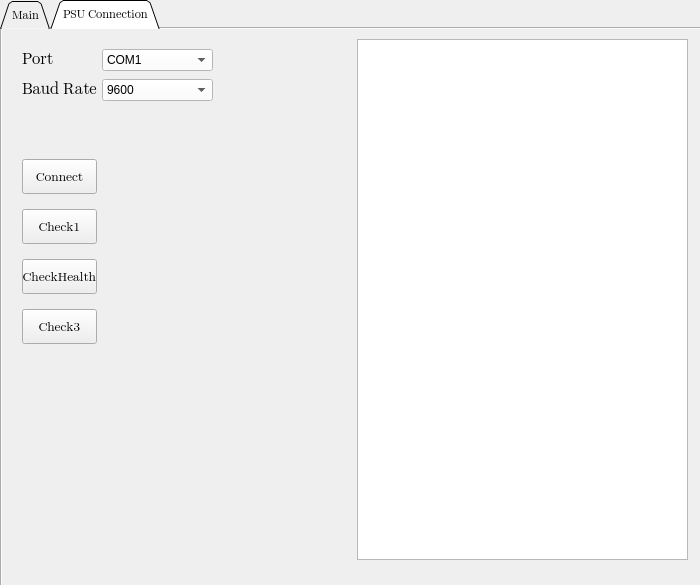
The window that PSC488/mainwindow.ui (Marculonis21/PSC488_source) describes before a commit, drawn with Qt 5.
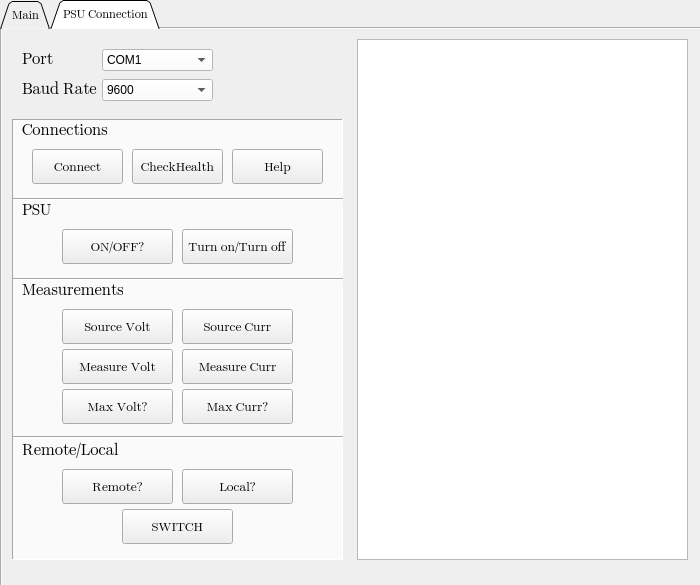
The same window after the commit. Icons and pictures are not drawn. Custom widgets are drawn as their Qt base class.

Commit message:
PSU control buttons added
button layout without functionality

```diff
--- a/PSC488/mainwindow.ui
+++ b/PSC488/mainwindow.ui
@@ -851,82 +851,626 @@
        </property>
       </item>
      </widget>
-     <widget class="QPushButton" name="psu_connectButton">
+     <widget class="QFrame" name="controlsFrame">
       <property name="geometry">
        <rect>
-        <x>20</x>
-        <y>130</y>
-        <width>75</width>
-        <height>35</height>
+        <x>10</x>
+        <y>90</y>
+        <width>331</width>
+        <height>441</height>
        </rect>
       </property>
-      <property name="font">
-       <font>
-        <family>Segoe UI Emoji</family>
-        <pointsize>10</pointsize>
-       </font>
+      <property name="autoFillBackground">
+       <bool>false</bool>
       </property>
-      <property name="text">
-       <string>Connect</string>
+      <property name="styleSheet">
+       <string notr="true">background-color: rgb(250, 250, 250)</string>
       </property>
-     </widget>
-     <widget class="QPushButton" name="psu_checkHealthButton">
-      <property name="geometry">
-       <rect>
-        <x>20</x>
-        <y>230</y>
-        <width>75</width>
-        <height>35</height>
-       </rect>
+      <property name="frameShape">
+       <enum>QFrame::Panel</enum>
       </property>
-      <property name="font">
-       <font>
-        <family>Segoe UI Emoji</family>
-        <pointsize>10</pointsize>
-       </font>
+      <property name="frameShadow">
+       <enum>QFrame::Sunken</enum>
       </property>
-      <property name="text">
-       <string>CheckHealth</string>
+      <property name="lineWidth">
+       <number>1</number>
       </property>
-     </widget>
-     <widget class="QPushButton" name="pushButton_3">
-      <property name="geometry">
-       <rect>
-        <x>20</x>
-        <y>180</y>
-        <width>75</width>
-        <height>35</height>
-       </rect>
+      <property name="midLineWidth">
+       <number>0</number>
       </property>
-      <property name="font">
-       <font>
-        <family>Segoe UI Emoji</family>
-        <pointsize>10</pointsize>
-       </font>
-      </property>
-      <property name="text">
-       <string>Check1</string>
-      </property>
+      <widget class="QLabel" name="label_16">
+       <property name="geometry">
+        <rect>
+         <x>10</x>
+         <y>1</y>
+         <width>101</width>
+         <height>20</height>
+        </rect>
+       </property>
+       <property name="font">
+        <font>
+         <family>Segoe UI Emoji</family>
+         <pointsize>12</pointsize>
+         <underline>false</underline>
+        </font>
+       </property>
+       <property name="text">
+        <string>Connections</string>
+       </property>
+       <property name="textInteractionFlags">
+        <set>Qt::NoTextInteraction</set>
+       </property>
+      </widget>
+      <widget class="QPushButton" name="psu_conn_help">
+       <property name="geometry">
+        <rect>
+         <x>220</x>
+         <y>30</y>
+         <width>91</width>
+         <height>35</height>
+        </rect>
+       </property>
+       <property name="font">
+        <font>
+         <family>Segoe UI Emoji</family>
+         <pointsize>10</pointsize>
+        </font>
+       </property>
+       <property name="styleSheet">
+        <string notr="true">background-color: rgb(238, 238, 238)</string>
+       </property>
+       <property name="text">
+        <string>Help</string>
+       </property>
+       <property name="autoDefault">
+        <bool>false</bool>
+       </property>
+       <property name="default">
+        <bool>false</bool>
+       </property>
+       <property name="flat">
+        <bool>false</bool>
+       </property>
+      </widget>
+      <widget class="QPushButton" name="psu_conn_connect">
+       <property name="geometry">
+        <rect>
+         <x>20</x>
+         <y>30</y>
+         <width>91</width>
+         <height>35</height>
+        </rect>
+       </property>
+       <property name="font">
+        <font>
+         <family>Segoe UI Emoji</family>
+         <pointsize>10</pointsize>
+        </font>
+       </property>
+       <property name="styleSheet">
+        <string notr="true">background-color: rgb(238, 238, 238)</string>
+       </property>
+       <property name="text">
+        <string>Connect</string>
+       </property>
+       <property name="autoDefault">
+        <bool>false</bool>
+       </property>
+       <property name="default">
+        <bool>false</bool>
+       </property>
+       <property name="flat">
+        <bool>false</bool>
+       </property>
+      </widget>
+      <widget class="QPushButton" name="psu_conn_checkHealth">
+       <property name="geometry">
+        <rect>
+         <x>120</x>
+         <y>30</y>
+         <width>91</width>
+         <height>35</height>
+        </rect>
+       </property>
+       <property name="font">
+        <font>
+         <family>Segoe UI Emoji</family>
+         <pointsize>10</pointsize>
+        </font>
+       </property>
+       <property name="styleSheet">
+        <string notr="true">background-color: rgb(238, 238, 238)</string>
+       </property>
+       <property name="text">
+        <string>CheckHealth</string>
+       </property>
+       <property name="autoDefault">
+        <bool>false</bool>
+       </property>
+       <property name="default">
+        <bool>false</bool>
+       </property>
+       <property name="flat">
+        <bool>false</bool>
+       </property>
+      </widget>
+      <widget class="QLabel" name="label_17">
+       <property name="geometry">
+        <rect>
+         <x>10</x>
+         <y>161</y>
+         <width>101</width>
+         <height>20</height>
+        </rect>
+       </property>
+       <property name="font">
+        <font>
+         <family>Segoe UI Emoji</family>
+         <pointsize>12</pointsize>
+         <underline>false</underline>
+        </font>
+       </property>
+       <property name="text">
+        <string>Measurements</string>
+       </property>
+       <property name="textInteractionFlags">
+        <set>Qt::NoTextInteraction</set>
+       </property>
+      </widget>
+      <widget class="QPushButton" name="psu_meas_sourceVolt">
+       <property name="geometry">
+        <rect>
+         <x>50</x>
+         <y>190</y>
+         <width>111</width>
+         <height>35</height>
+        </rect>
+       </property>
+       <property name="font">
+        <font>
+         <family>Segoe UI Emoji</family>
+         <pointsize>10</pointsize>
+        </font>
+       </property>
+       <property name="styleSheet">
+        <string notr="true">background-color: rgb(238, 238, 238)</string>
+       </property>
+       <property name="text">
+        <string>Source Volt</string>
+       </property>
+       <property name="autoDefault">
+        <bool>false</bool>
+       </property>
+       <property name="default">
+        <bool>false</bool>
+       </property>
+       <property name="flat">
+        <bool>false</bool>
+       </property>
+      </widget>
+      <widget class="QPushButton" name="psu_meas_measureVolt">
+       <property name="geometry">
+        <rect>
+         <x>50</x>
+         <y>230</y>
+         <width>111</width>
+         <height>35</height>
+        </rect>
+       </property>
+       <property name="font">
+        <font>
+         <family>Segoe UI Emoji</family>
+         <pointsize>10</pointsize>
+        </font>
+       </property>
+       <property name="styleSheet">
+        <string notr="true">background-color: rgb(238, 238, 238)</string>
+       </property>
+       <property name="text">
+        <string>Measure Volt</string>
+       </property>
+       <property name="autoDefault">
+        <bool>false</bool>
+       </property>
+       <property name="default">
+        <bool>false</bool>
+       </property>
+       <property name="flat">
+        <bool>false</bool>
+       </property>
+      </widget>
+      <widget class="QPushButton" name="psu_meas_sourceCurr">
+       <property name="geometry">
+        <rect>
+         <x>170</x>
+         <y>190</y>
+         <width>111</width>
+         <height>35</height>
+        </rect>
+       </property>
+       <property name="font">
+        <font>
+         <family>Segoe UI Emoji</family>
+         <pointsize>10</pointsize>
+        </font>
+       </property>
+       <property name="styleSheet">
+        <string notr="true">background-color: rgb(238, 238, 238)</string>
+       </property>
+       <property name="text">
+        <string>Source Curr</string>
+       </property>
+       <property name="autoDefault">
+        <bool>false</bool>
+       </property>
+       <property name="default">
+        <bool>false</bool>
+       </property>
+       <property name="flat">
+        <bool>false</bool>
+       </property>
+      </widget>
+      <widget class="Line" name="line_2">
+       <property name="geometry">
+        <rect>
+         <x>1</x>
+         <y>150</y>
+         <width>330</width>
+         <height>20</height>
+        </rect>
+       </property>
+       <property name="orientation">
+        <enum>Qt::Horizontal</enum>
+       </property>
+      </widget>
+      <widget class="QPushButton" name="psu_meas_measureCurr">
+       <property name="geometry">
+        <rect>
+         <x>170</x>
+         <y>230</y>
+         <width>111</width>
+         <height>35</height>
+        </rect>
+       </property>
+       <property name="font">
+        <font>
+         <family>Segoe UI Emoji</family>
+         <pointsize>10</pointsize>
+        </font>
+       </property>
+       <property name="styleSheet">
+        <string notr="true">background-color: rgb(238, 238, 238)</string>
+       </property>
+       <property name="text">
+        <string>Measure Curr</string>
+       </property>
+       <property name="autoDefault">
+        <bool>false</bool>
+       </property>
+       <property name="default">
+        <bool>false</bool>
+       </property>
+       <property name="flat">
+        <bool>false</bool>
+       </property>
+      </widget>
+      <widget class="QLabel" name="label_18">
+       <property name="geometry">
+        <rect>
+         <x>10</x>
+         <y>321</y>
+         <width>121</width>
+         <height>20</height>
+        </rect>
+       </property>
+       <property name="font">
+        <font>
+         <family>Segoe UI Emoji</family>
+         <pointsize>12</pointsize>
+         <underline>false</underline>
+        </font>
+       </property>
+       <property name="text">
+        <string>Remote/Local</string>
+       </property>
+       <property name="textInteractionFlags">
+        <set>Qt::NoTextInteraction</set>
+       </property>
+      </widget>
+      <widget class="Line" name="line_3">
+       <property name="geometry">
+        <rect>
+         <x>1</x>
+         <y>310</y>
+         <width>330</width>
+         <height>16</height>
+        </rect>
+       </property>
+       <property name="orientation">
+        <enum>Qt::Horizontal</enum>
+       </property>
+      </widget>
+      <widget class="QPushButton" name="psu_conn_localQ">
+       <property name="geometry">
+        <rect>
+         <x>170</x>
+         <y>350</y>
+         <width>111</width>
+         <height>35</height>
+        </rect>
+       </property>
+       <property name="font">
+        <font>
+         <family>Segoe UI Emoji</family>
+         <pointsize>10</pointsize>
+        </font>
+       </property>
+       <property name="styleSheet">
+        <string notr="true">background-color: rgb(238, 238, 238)</string>
+       </property>
+       <property name="text">
+        <string>Local?</string>
+       </property>
+       <property name="autoDefault">
+        <bool>false</bool>
+       </property>
+       <property name="default">
+        <bool>false</bool>
+       </property>
+       <property name="flat">
+        <bool>false</bool>
+       </property>
+      </widget>
+      <widget class="QPushButton" name="psu_conn_remoteLocalSwitch">
+       <property name="geometry">
+        <rect>
+         <x>110</x>
+         <y>390</y>
+         <width>111</width>
+         <height>35</height>
+        </rect>
+       </property>
+       <property name="font">
+        <font>
+         <family>Segoe UI Emoji</family>
+         <pointsize>10</pointsize>
+        </font>
+       </property>
+       <property name="styleSheet">
+        <string notr="true">background-color: rgb(238, 238, 238)</string>
+       </property>
+       <property name="text">
+        <string>SWITCH</string>
+       </property>
+       <property name="autoDefault">
+        <bool>false</bool>
+       </property>
+       <property name="default">
+        <bool>false</bool>
+       </property>
+       <property name="flat">
+        <bool>false</bool>
+       </property>
+      </widget>
+      <widget class="QPushButton" name="psu_conn_remoteQ">
+       <property name="geometry">
+        <rect>
+         <x>50</x>
+         <y>350</y>
+         <width>111</width>
+         <height>35</height>
+        </rect>
+       </property>
+       <property name="font">
+        <font>
+         <family>Segoe UI Emoji</family>
+         <pointsize>10</pointsize>
+        </font>
+       </property>
+       <property name="styleSheet">
+        <string notr="true">background-color: rgb(238, 238, 238)</string>
+       </property>
+       <property name="text">
+        <string>Remote?</string>
+       </property>
+       <property name="autoDefault">
+        <bool>false</bool>
+       </property>
+       <property name="default">
+        <bool>false</bool>
+       </property>
+       <property name="flat">
+        <bool>false</bool>
+       </property>
+      </widget>
+      <widget class="QPushButton" name="psu_meas_maxVolt">
+       <property name="geometry">
+        <rect>
+         <x>50</x>
+         <y>270</y>
+         <width>111</width>
+         <height>35</height>
+        </rect>
+       </property>
+       <property name="font">
+        <font>
+         <family>Segoe UI Emoji</family>
+         <pointsize>10</pointsize>
+        </font>
+       </property>
+       <property name="styleSheet">
+        <string notr="true">background-color: rgb(238, 238, 238)</string>
+       </property>
+       <property name="text">
+        <string>Max Volt?</string>
+       </property>
+       <property name="autoDefault">
+        <bool>false</bool>
+       </property>
+       <property name="default">
+        <bool>false</bool>
+       </property>
+       <property name="flat">
+        <bool>false</bool>
+       </property>
+      </widget>
+      <widget class="QPushButton" name="psu_meas_maxCurr">
+       <property name="geometry">
+        <rect>
+         <x>170</x>
+         <y>270</y>
+         <width>111</width>
+         <height>35</height>
+        </rect>
+       </property>
+       <property name="font">
+        <font>
+         <family>Segoe UI Emoji</family>
+         <pointsize>10</pointsize>
+        </font>
+       </property>
+       <property name="styleSheet">
+        <string notr="true">background-color: rgb(238, 238, 238)</string>
+       </property>
+       <property name="text">
+        <string>Max Curr?</string>
+       </property>
+       <property name="autoDefault">
+        <bool>false</bool>
+       </property>
+       <property name="default">
+        <bool>false</bool>
+       </property>
+       <property name="flat">
+        <bool>false</bool>
+       </property>
+      </widget>
+      <widget class="QPushButton" name="psu_psu_funcOutputSwitch">
+       <property name="geometry">
+        <rect>
+         <x>170</x>
+         <y>110</y>
+         <width>111</width>
+         <height>35</height>
+        </rect>
+       </property>
+       <property name="font">
+        <font>
+         <family>Segoe UI Emoji</family>
+         <pointsize>10</pointsize>
+        </font>
+       </property>
+       <property name="styleSheet">
+        <string notr="true">background-color: rgb(238, 238, 238)</string>
+       </property>
+       <property name="text">
+        <string>Turn on/Turn off</string>
+       </property>
+       <property name="autoDefault">
+        <bool>false</bool>
+       </property>
+       <property name="default">
+        <bool>false</bool>
+       </property>
+       <property name="flat">
+        <bool>false</bool>
+       </property>
+      </widget>
+      <widget class="QLabel" name="label_19">
+       <property name="geometry">
+        <rect>
+         <x>10</x>
+         <y>81</y>
+         <width>101</width>
+         <height>20</height>
+        </rect>
+       </property>
+       <property name="font">
+        <font>
+         <family>Segoe UI Emoji</family>
+         <pointsize>12</pointsize>
+         <underline>false</underline>
+        </font>
+       </property>
+       <property name="text">
+        <string>PSU</string>
+       </property>
+       <property name="textInteractionFlags">
+        <set>Qt::NoTextInteraction</set>
+       </property>
+      </widget>
+      <widget class="Line" name="line_4">
+       <property name="geometry">
+        <rect>
+         <x>1</x>
+         <y>70</y>
+         <width>330</width>
+         <height>20</height>
+        </rect>
+       </property>
+       <property name="orientation">
+        <enum>Qt::Horizontal</enum>
+       </property>
+      </widget>
+      <widget class="QPushButton" name="psu_psu_funcOutputQ">
+       <property name="geometry">
+        <rect>
+         <x>50</x>
+         <y>110</y>
+         <width>111</width>
+         <height>35</height>
+        </rect>
+       </property>
+       <property name="font">
+        <font>
+         <family>Segoe UI Emoji</family>
+         <pointsize>10</pointsize>
+        </font>
+       </property>
+       <property name="styleSheet">
+        <string notr="true">background-color: rgb(238, 238, 238)</string>
+       </property>
+       <property name="text">
+        <string>ON/OFF?</string>
+       </property>
+       <property name="autoDefault">
+        <bool>false</bool>
+       </property>
+       <property name="default">
+        <bool>false</bool>
+       </property>
+       <property name="flat">
+        <bool>false</bool>
+       </property>
+      </widget>
+      <zorder>line_2</zorder>
+      <zorder>line_4</zorder>
+      <zorder>line_3</zorder>
+      <zorder>label_16</zorder>
+      <zorder>psu_conn_help</zorder>
+      <zorder>psu_conn_connect</zorder>
+      <zorder>psu_conn_checkHealth</zorder>
+      <zorder>label_17</zorder>
+      <zorder>psu_meas_sourceVolt</zorder>
+      <zorder>psu_meas_measureVolt</zorder>
+      <zorder>psu_meas_sourceCurr</zorder>
+      <zorder>psu_meas_measureCurr</zorder>
+      <zorder>label_18</zorder>
+      <zorder>psu_conn_localQ</zorder>
+      <zorder>psu_conn_remoteLocalSwitch</zorder>
+      <zorder>psu_conn_remoteQ</zorder>
+      <zorder>psu_meas_maxVolt</zorder>
+      <zorder>psu_meas_maxCurr</zorder>
+      <zorder>psu_psu_funcOutputSwitch</zorder>
+      <zorder>label_19</zorder>
+      <zorder>psu_psu_funcOutputQ</zorder>
      </widget>
-     <widget class="QPushButton" name="pushButton_4">
-      <property name="geometry">
-       <rect>
-        <x>20</x>
-        <y>280</y>
-        <width>75</width>
-        <height>35</height>
-       </rect>
-      </property>
-      <property name="font">
-       <font>
-        <family>Segoe UI Emoji</family>
-        <pointsize>10</pointsize>
-       </font>
-      </property>
-      <property name="text">
-       <string>Check3</string>
-      </property>
-     </widget>
+     <zorder>controlsFrame</zorder>
+     <zorder>textBrowser</zorder>
+     <zorder>comboBox</zorder>
+     <zorder>label_7</zorder>
+     <zorder>label_15</zorder>
+     <zorder>comboBox_3</zorder>
     </widget>
    </widget>
   </widget>
```
Left out of the diff: 22 changed lines with no effect on the pictures. The commit also changes 6 other files.
